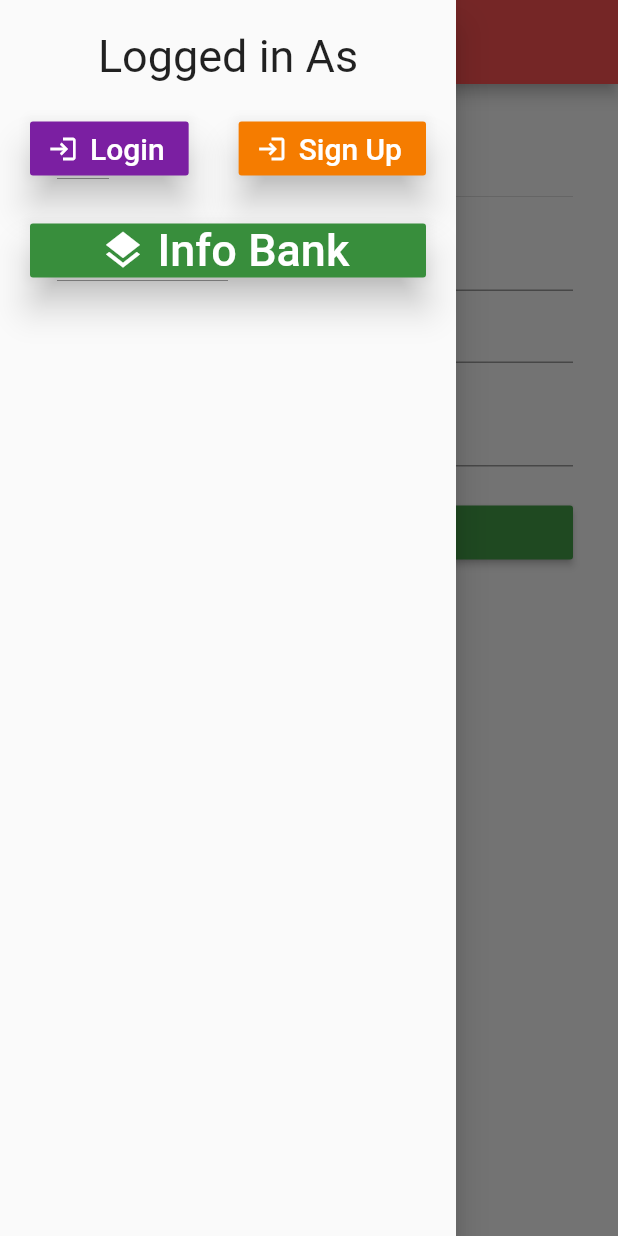
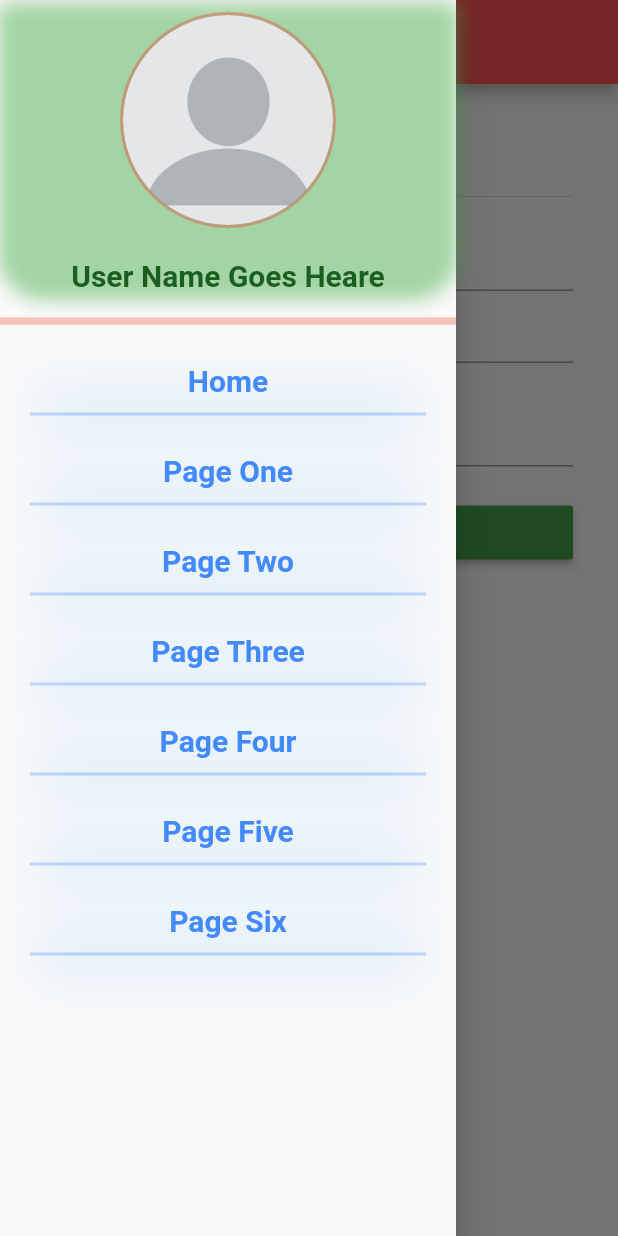
Before and after one commit to Fahad-Md-Kamal/Intern-project, a Flutter app: the screen it shows after launch, with the side drawer open, on a phone screen of 412 x 824 dp. Run offline on Flutter 3.47's test engine with Material 2 defaults, Android fonts, the phone set to English and light mode, and no system bars; drawn by our look-alikes of datetime_picker_formfield; our stand-ins replace flutter_spinkit, shared_preferences.

Commit message:
Added Changes

```diff
--- a/lib/main.dart
+++ b/lib/main.dart
@@ -1,5 +1,12 @@
 import 'package:flutter/material.dart';
+import 'package:profile/views/home.dart';
 import 'package:profile/views/infoBank.dart';
+import 'package:profile/views/pageFive.dart';
+import 'package:profile/views/pageFour.dart';
+import 'package:profile/views/pageOne.dart';
+import 'package:profile/views/pageSix.dart';
+import 'package:profile/views/pageThree.dart';
+import 'package:profile/views/pageTwo.dart';
 import 'package:profile/views/profilePage.dart';
 import 'package:profile/views/signInForm.dart';
 import 'package:profile/views/spleshScreen.dart';
@@ -24,6 +31,13 @@ class MyApp extends StatelessWidget {
         ProfileForm.routeName: (context) => ProfileForm(),
         ProfileView.routeName: (context) => ProfileView(),
         InfoBankView.routeName: (context) => InfoBankView(),
+        HomePageView.routeName: (context) => HomePageView(),
+        PageOneView.routeName: (context) => PageOneView(),
+        PageTwoView.routeName: (context) => PageTwoView(),
+        PageThreeView.routeName: (context) => PageThreeView(),
+        PageFourView.routeName: (context) => PageFourView(),
+        PageFiveView.routeName: (context) => PageFiveView(),
+        PageSixView.routeName: (context) => PageSixView(),
       },
       home: ProfileSplash(),
     );
--- a/lib/shared/customDrawer.dart
+++ b/lib/shared/customDrawer.dart
@@ -1,6 +1,11 @@
 import 'package:flutter/material.dart';
-import 'package:profile/shared/button.dart';
-import 'package:profile/views/infoBank.dart';
+import 'package:profile/views/pageFive.dart';
+import 'package:profile/views/pageFour.dart';
+import 'package:profile/views/pageOne.dart';
+import 'package:profile/views/pageSix.dart';
+import 'package:profile/views/pageThree.dart';
+import 'package:profile/views/pageTwo.dart';
+import 'package:profile/views/profilePage.dart';
 
 class CustomDrawer extends StatelessWidget {
   const CustomDrawer({
@@ -11,54 +16,160 @@ class CustomDrawer extends StatelessWidget {
   Widget build(BuildContext context) {
     return Drawer(
       elevation: 10.0,
-      child: Padding(
-        padding: EdgeInsets.symmetric(horizontal: 20.0),
       child: ListView(
         children: [
-            SizedBox(height: 20.0),
-            Center(
-              child: Text(
-                'Logged in As',
-                style: TextStyle(fontSize: 30.0),
+          GestureDetector(
+            child: Container(
+              padding: EdgeInsets.only(
+                bottom: 1.0,
+              ),
+              margin: EdgeInsets.only(bottom: 10.0),
+              decoration: BoxDecoration(
+                borderRadius: BorderRadius.only(
+                  bottomRight: Radius.circular(30.0),
+                  bottomLeft: Radius.circular(30.0),
+                ),
+                boxShadow: [
+                  BoxShadow(
+                    color: Colors.green.withOpacity(0.5),
+                    spreadRadius: 1.0,
+                    blurRadius: 10.0,
+                    offset: Offset(0, 3),
+                  ),
+                ],
+              ),
+              child: Padding(
+                padding: EdgeInsets.only(top: 8.0),
+                child: Column(
+                  children: [
+                    CircleAvatar(
+                      radius: 72.0,
+                      backgroundColor: Colors.red.withOpacity(.4),
+                      child: CircleAvatar(
+                        radius: 70.0,
+                        backgroundImage: AssetImage(
+                          'images/profile.png',
+                        ),
                       ),
                     ),
                     SizedBox(height: 20.0),
-            Wrap(
-              alignment: WrapAlignment.spaceBetween,
-              children: [
-                CustomIconButton(
-                  buttonText: 'Login',
-                  buttonColor: Colors.purple.shade700,
-                  iconData: Icons.login,
-                  textColor: Colors.white,
-                  size: 20.0,
-                  onPressed: () {},
+                    Text(
+                      'User Name Goes Heare',
+                      textAlign: TextAlign.center,
+                      style: TextStyle(
+                        fontSize: 20.0,
+                        fontWeight: FontWeight.bold,
+                        color: Colors.green.shade900,
                       ),
-                CustomIconButton(
-                  buttonText: 'Sign Up',
-                  buttonColor: Colors.orange.shade700,
-                  iconData: Icons.login,
-                  textColor: Colors.white,
-                  size: 20.0,
-                  onPressed: () {},
                     ),
                   ],
                 ),
-            SizedBox(height: 20.0),
-            CustomIconButton(
-              buttonText: 'Info Bank',
-              buttonColor: Colors.green.shade700,
-              iconData: Icons.layers,
-              textColor: Colors.white,
-              size: 30.0,
+              ),
+            ),
+            onTap: () {
+              Navigator.popAndPushNamed(context, ProfileView.routeName);
+            },
+          ),
+          Divider(
+            thickness: 5.0,
+            color: Colors.red.withOpacity(.3),
+            // height: 30.0,
+          ),
+          SizedBox(height: 10.0),
+          NavButton(
+            buttonText: 'Home',
             onPressed: () {
-                Navigator.pushReplacementNamed(
-                  context,
-                  InfoBankView.routeName,
-                );
+              print('Home');
+            },
+          ),
+          NavButton(
+            buttonText: 'Page One',
+            onPressed: () {
+              Navigator.pushNamed(context, PageOneView.routeName);
+            },
+          ),
+          NavButton(
+            buttonText: 'Page Two',
+            onPressed: () {
+              Navigator.pushNamed(context, PageTwoView.routeName);
+            },
+          ),
+          NavButton(
+            buttonText: 'Page Three',
+            onPressed: () {
+              Navigator.pushNamed(context, PageThreeView.routeName);
+            },
+          ),
+          NavButton(
+            buttonText: 'Page Four',
+            onPressed: () {
+              Navigator.pushNamed(context, PageFourView.routeName);
+            },
+          ),
+          NavButton(
+            buttonText: 'Page Five',
+            onPressed: () {
+              Navigator.pushNamed(context, PageFiveView.routeName);
+            },
+          ),
+          NavButton(
+            buttonText: 'Page Six',
+            onPressed: () {
+              Navigator.pushNamed(context, PageSixView.routeName);
             },
           ),
         ],
+      ),
+    );
+  }
+}
+
+class NavButton extends StatelessWidget {
+  const NavButton({
+    Key key,
+    this.buttonText,
+    this.onPressed,
+  }) : super(key: key);
+
+  final String buttonText;
+  final Function onPressed;
+
+  @override
+  Widget build(BuildContext context) {
+    return GestureDetector(
+      onTap: onPressed,
+      child: Container(
+        margin: EdgeInsets.only(
+          bottom: 15.0,
+          left: 20.0,
+          right: 20.0,
+        ),
+        padding: EdgeInsets.symmetric(vertical: 10.0),
+        decoration: BoxDecoration(
+          boxShadow: [
+            BoxShadow(
+              color: Colors.blue.withOpacity(.1),
+              blurRadius: 30.0,
+              spreadRadius: -2,
+              offset: Offset(0, 20),
+            ),
+          ],
+          border: Border(
+            bottom: BorderSide(
+              color: Colors.blueAccent.withOpacity(.3),
+              width: 2.0,
+            ),
+          ),
+        ),
+        child: Center(
+          child: Text(
+            buttonText,
+            style: TextStyle(
+              color: Colors.blueAccent,
+              fontSize: 20.0,
+              fontWeight: FontWeight.bold,
+            ),
+          ),
         ),
       ),
     );
```
Also changed, not shown: lib/views/home.dart (added, +27 -0 lines), lib/views/pageFive.dart (added, +29 -0 lines), lib/views/pageFour.dart (added, +27 -0 lines), lib/views/pageOne.dart (added, +27 -0 lines), lib/views/pageSix.dart (added, +26 -0 lines), lib/views/pageThree.dart (added, +27 -0 lines), lib/views/pageTwo.dart (added, +27 -0 lines), lib/views/profilePage.dart (+6 -5 lines). Lines whose indentation alone changed are shown as unchanged.
